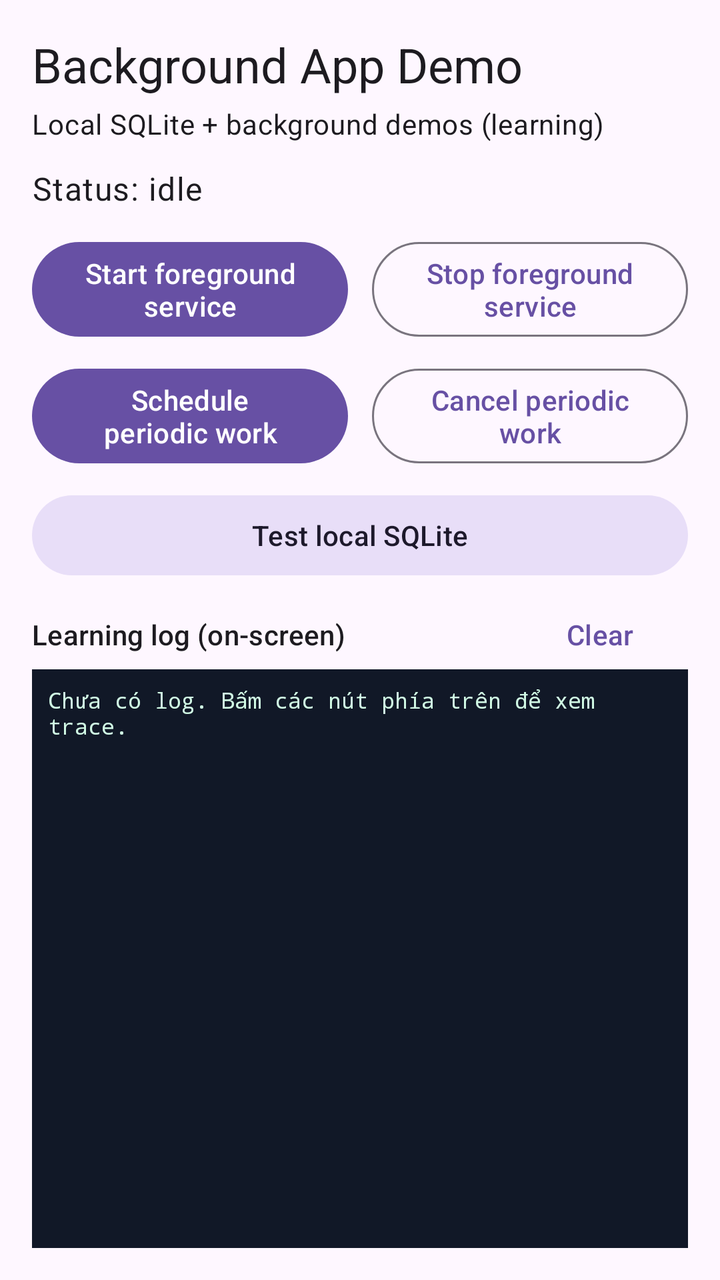
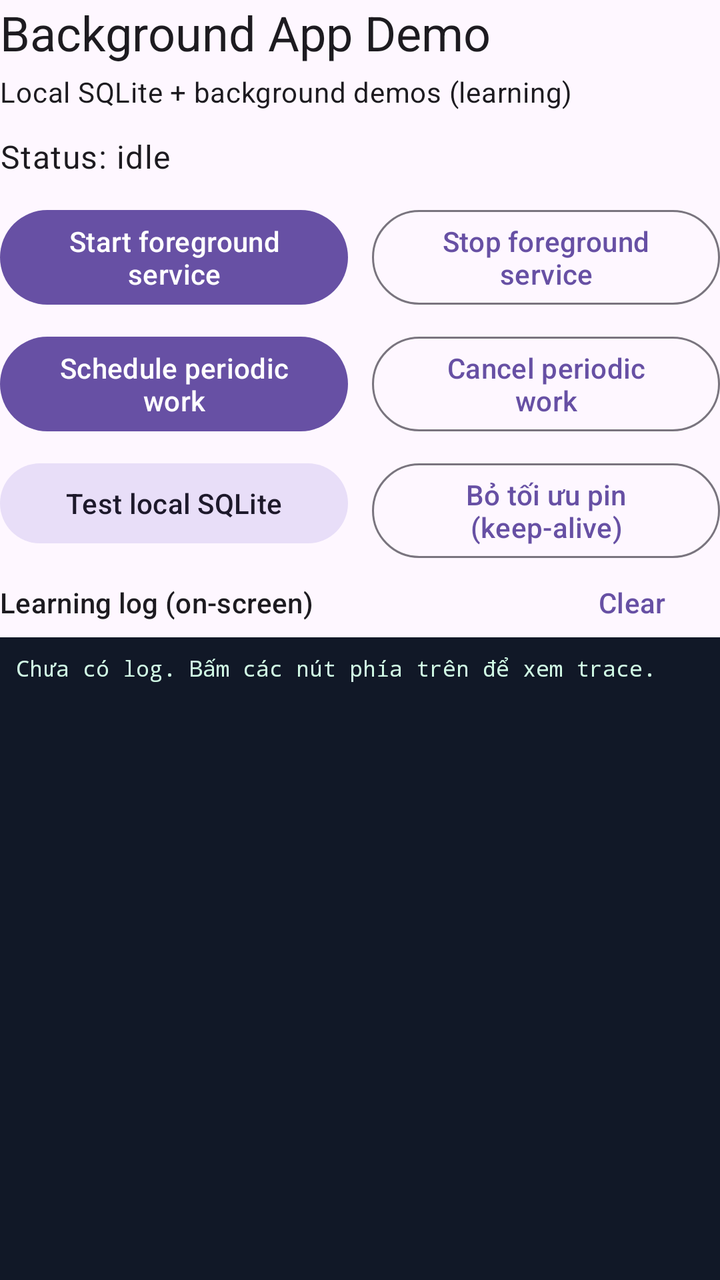

Screens rendered from an Android XML layout before and after an edit, with the pre-edit source and the edit as a unified diff.
<!-- AndroidManifest.xml: application theme Theme.BackgroundAppDemo -->
<!-- res/layout/activity_main.xml -->
<?xml version="1.0" encoding="utf-8"?>
<androidx.constraintlayout.widget.ConstraintLayout xmlns:android="http://schemas.android.com/apk/res/android"
    xmlns:app="http://schemas.android.com/apk/res-auto"
    android:layout_width="match_parent"
    android:layout_height="match_parent"
    android:padding="16dp">

    <TextView
        android:id="@+id/txtTitle"
        android:layout_width="0dp"
        android:layout_height="wrap_content"
        android:text="@string/app_name"
        android:textAppearance="?attr/textAppearanceHeadlineSmall"
        app:layout_constraintEnd_toEndOf="parent"
        app:layout_constraintStart_toStartOf="parent"
        app:layout_constraintTop_toTopOf="parent" />

    <TextView
        android:id="@+id/txtSubtitle"
        android:layout_width="0dp"
        android:layout_height="wrap_content"
        android:layout_marginTop="4dp"
        android:text="@string/app_subtitle"
        android:textAppearance="?attr/textAppearanceBodyMedium"
        app:layout_constraintEnd_toEndOf="parent"
        app:layout_constraintStart_toStartOf="parent"
        app:layout_constraintTop_toBottomOf="@id/txtTitle" />

    <TextView
        android:id="@+id/txtStatus"
        android:layout_width="0dp"
        android:layout_height="wrap_content"
        android:layout_marginTop="12dp"
        android:text="@string/status_idle"
        android:textAppearance="?attr/textAppearanceBodyLarge"
        app:layout_constraintEnd_toEndOf="parent"
        app:layout_constraintStart_toStartOf="parent"
        app:layout_constraintTop_toBottomOf="@id/txtSubtitle" />

    <com.google.android.material.button.MaterialButton
        android:id="@+id/btnStartService"
        android:layout_width="0dp"
        android:layout_height="wrap_content"
        android:layout_marginTop="12dp"
        android:layout_marginEnd="6dp"
        android:text="@string/btn_start_service"
        app:layout_constraintEnd_toStartOf="@id/btnStopService"
        app:layout_constraintStart_toStartOf="parent"
        app:layout_constraintTop_toBottomOf="@id/txtStatus" />

    <com.google.android.material.button.MaterialButton
        android:id="@+id/btnStopService"
        style="@style/Widget.Material3.Button.OutlinedButton"
        android:layout_width="0dp"
        android:layout_height="wrap_content"
        android:layout_marginStart="6dp"
        android:text="@string/btn_stop_service"
        app:layout_constraintEnd_toEndOf="parent"
        app:layout_constraintStart_toEndOf="@id/btnStartService"
        app:layout_constraintTop_toTopOf="@id/btnStartService" />

    <com.google.android.material.button.MaterialButton
        android:id="@+id/btnScheduleWork"
        android:layout_width="0dp"
        android:layout_height="wrap_content"
        android:layout_marginTop="8dp"
        android:layout_marginEnd="6dp"
        android:text="@string/btn_schedule_work"
        app:layout_constraintEnd_toStartOf="@id/btnCancelWork"
        app:layout_constraintStart_toStartOf="parent"
        app:layout_constraintTop_toBottomOf="@id/btnStartService" />

    <com.google.android.material.button.MaterialButton
        android:id="@+id/btnCancelWork"
        style="@style/Widget.Material3.Button.OutlinedButton"
        android:layout_width="0dp"
        android:layout_height="wrap_content"
        android:layout_marginStart="6dp"
        android:text="@string/btn_cancel_work"
        app:layout_constraintEnd_toEndOf="parent"
        app:layout_constraintStart_toEndOf="@id/btnScheduleWork"
        app:layout_constraintTop_toTopOf="@id/btnScheduleWork" />

    <com.google.android.material.button.MaterialButton
        android:id="@+id/btnTestDb"
        style="@style/Widget.Material3.Button.TonalButton"
        android:layout_width="0dp"
        android:layout_height="wrap_content"
        android:layout_marginTop="8dp"
        android:text="@string/btn_test_db"
        app:layout_constraintEnd_toEndOf="parent"
        app:layout_constraintStart_toStartOf="parent"
        app:layout_constraintTop_toBottomOf="@id/btnScheduleWork" />

    <TextView
        android:id="@+id/txtLogTitle"
        android:layout_width="0dp"
        android:layout_height="wrap_content"
        android:layout_marginTop="16dp"
        android:text="@string/learning_log_title"
        android:textAppearance="?attr/textAppearanceTitleSmall"
        app:layout_constraintEnd_toStartOf="@id/btnClearLog"
        app:layout_constraintStart_toStartOf="parent"
        app:layout_constraintTop_toBottomOf="@id/btnTestDb" />

    <com.google.android.material.button.MaterialButton
        android:id="@+id/btnClearLog"
        style="@style/Widget.Material3.Button.TextButton"
        android:layout_width="wrap_content"
        android:layout_height="wrap_content"
        android:text="@string/btn_clear_log"
        app:layout_constraintBottom_toBottomOf="@id/txtLogTitle"
        app:layout_constraintEnd_toEndOf="parent"
        app:layout_constraintTop_toTopOf="@id/txtLogTitle" />

    <ScrollView
        android:id="@+id/scrollLearningLog"
        android:layout_width="0dp"
        android:layout_height="0dp"
        android:layout_marginTop="8dp"
        android:background="#111827"
        android:fillViewport="true"
        android:padding="8dp"
        app:layout_constraintBottom_toBottomOf="parent"
        app:layout_constraintEnd_toEndOf="parent"
        app:layout_constraintStart_toStartOf="parent"
        app:layout_constraintTop_toBottomOf="@id/txtLogTitle">

        <TextView
            android:id="@+id/txtLearningLog"
            android:layout_width="match_parent"
            android:layout_height="wrap_content"
            android:fontFamily="monospace"
            android:text="@string/learning_log_empty"
            android:textColor="#D1FAE5"
            android:textIsSelectable="true"
            android:textSize="11sp" />
    </ScrollView>

</androidx.constraintlayout.widget.ConstraintLayout>
<!-- resources referenced by this layout -->
<resources>
  <string name="app_name">Background App Demo</string>
  <string name="app_subtitle">Local SQLite + background demos (learning)</string>
  <string name="btn_cancel_work">Cancel periodic work</string>
  <string name="btn_clear_log">Clear</string>
  <string name="btn_schedule_work">Schedule periodic work</string>
  <string name="btn_start_service">Start foreground service</string>
  <string name="btn_stop_service">Stop foreground service</string>
  <string name="btn_test_db">Test local SQLite</string>
  <string name="learning_log_empty">Chưa có log. Bấm các nút phía trên để xem trace.</string>
  <string name="learning_log_title">Learning log (on-screen)</string>
  <string name="status_idle">Status: idle</string>
  <style name="Theme.BackgroundAppDemo" parent="Theme.Material3.DayNight.NoActionBar" />
</resources>

<!-- the commit's change to res/layout/activity_main.xml (unified diff, before → after) -->
@@ -1,9 +1,10 @@
 <?xml version="1.0" encoding="utf-8"?>
 <androidx.constraintlayout.widget.ConstraintLayout xmlns:android="http://schemas.android.com/apk/res/android"
     xmlns:app="http://schemas.android.com/apk/res-auto"
+    android:id="@+id/root"
     android:layout_width="match_parent"
     android:layout_height="match_parent"
-    android:padding="16dp">
+    android:clipToPadding="false">
 
     <TextView
         android:id="@+id/txtTitle"
@@ -87,10 +88,22 @@
         android:layout_width="0dp"
         android:layout_height="wrap_content"
         android:layout_marginTop="8dp"
+        android:layout_marginEnd="6dp"
         android:text="@string/btn_test_db"
-        app:layout_constraintEnd_toEndOf="parent"
+        app:layout_constraintEnd_toStartOf="@id/btnBatteryOpt"
         app:layout_constraintStart_toStartOf="parent"
         app:layout_constraintTop_toBottomOf="@id/btnScheduleWork" />
+
+    <com.google.android.material.button.MaterialButton
+        android:id="@+id/btnBatteryOpt"
+        style="@style/Widget.Material3.Button.OutlinedButton"
+        android:layout_width="0dp"
+        android:layout_height="wrap_content"
+        android:layout_marginStart="6dp"
+        android:text="@string/btn_battery_opt"
+        app:layout_constraintEnd_toEndOf="parent"
+        app:layout_constraintStart_toEndOf="@id/btnTestDb"
+        app:layout_constraintTop_toTopOf="@id/btnTestDb" />
 
     <TextView
         android:id="@+id/txtLogTitle"
<!-- resource entries referenced after the edit -->
@@ -2,6 +2,7 @@
 <resources>
   <string name="app_name">Background App Demo</string>
   <string name="app_subtitle">Local SQLite + background demos (learning)</string>
+  <string name="btn_battery_opt">Bỏ tối ưu pin (keep-alive)</string>
   <string name="btn_cancel_work">Cancel periodic work</string>
   <string name="btn_clear_log">Clear</string>
   <string name="btn_schedule_work">Schedule periodic work</string>
